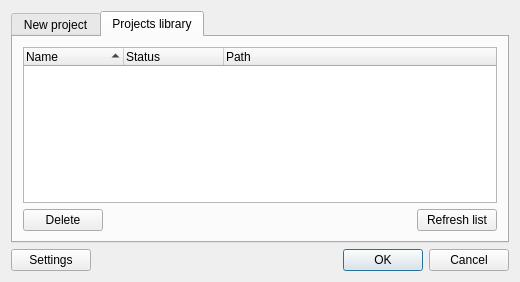
This is gns3/ui/project_dialog.ui in GNS3/gns3-gui as Qt 5 draws it before an edit. The edited form follows.
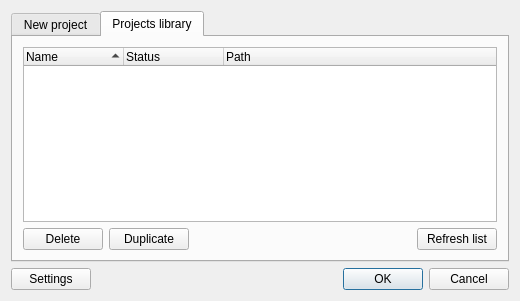
This is the edited form. The open tabs and pages were chosen to show the change.

Commit message:
Add a duplicate button in the project library dialog
Fix #1585

Diff of the .ui file:
```diff
--- a/gns3/ui/project_dialog.ui
+++ b/gns3/ui/project_dialog.ui
@@ -10,7 +10,7 @@
     <x>0</x>
     <y>0</y>
     <width>520</width>
-    <height>282</height>
+    <height>301</height>
    </rect>
   </property>
   <property name="windowTitle">
@@ -197,6 +197,13 @@
            </property>
           </widget>
          </item>
+         <item>
+          <widget class="QPushButton" name="uiDuplicateProjectPushButton">
+           <property name="text">
+            <string>Duplicate</string>
+           </property>
+          </widget>
+         </item>
          <item>
           <spacer name="horizontalSpacer">
            <property name="orientation">
```
Left out of the diff: 22 changed lines with no effect on the pictures. The commit also changes 2 other files.
